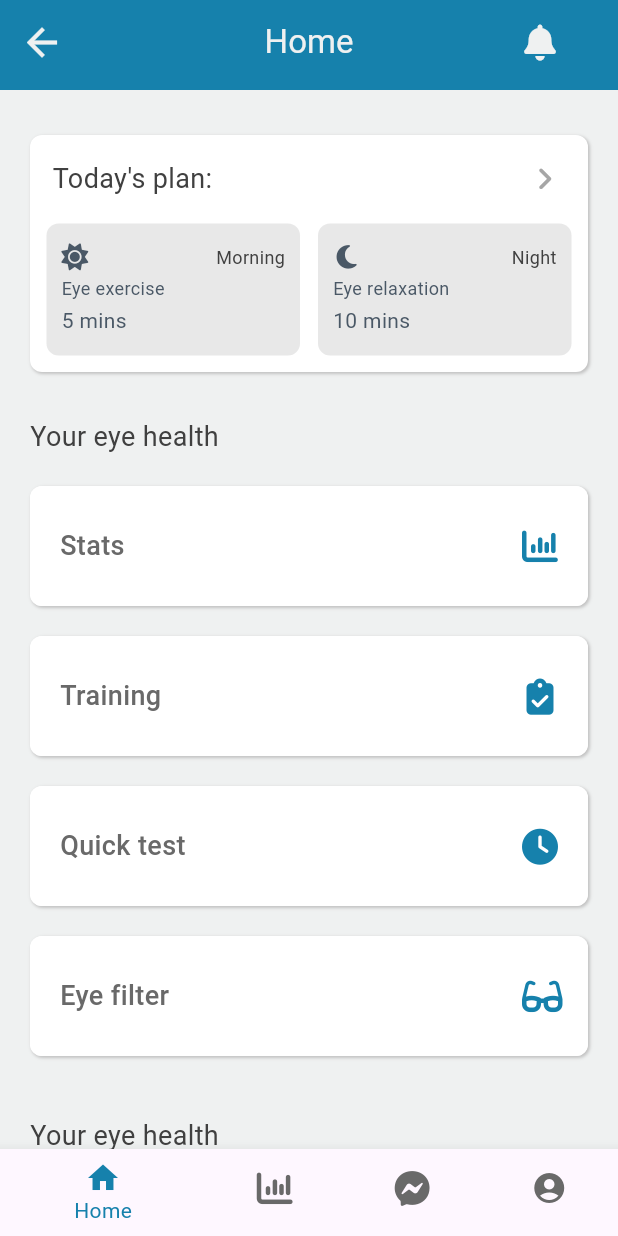
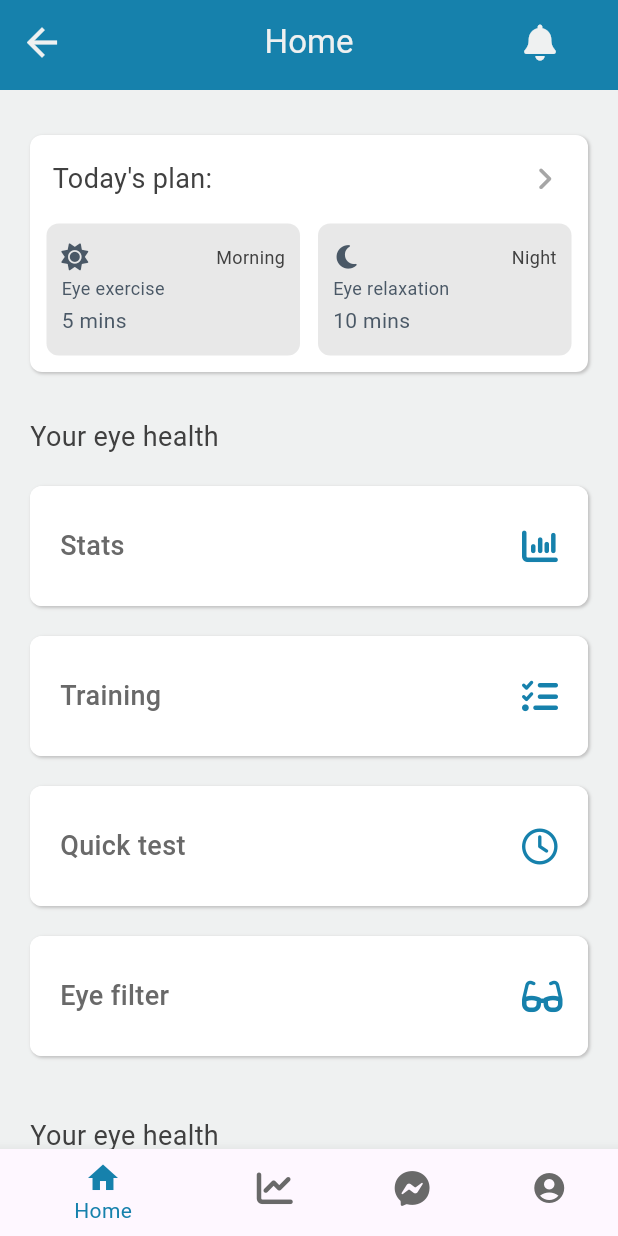
Before and after one commit to Jarwesbub/healthcare_superplatform, a Flutter app: the EyesightPageManager screen opened directly, on a phone screen of 412 x 824 dp. Run offline on Flutter 3.47's test engine with Material 3 defaults, Android fonts, the phone set to English and light mode, and no system bars; our stand-ins replace bubble, flutter_local_notifications, flutter_svg, font_awesome_flutter, permission_handler, shared_preferences; missing offline and left inert: dialogflow_flutter_plus; accounts and stored records are empty.

Commit message:
Updated widget icons

```diff
--- a/lib/demos/eyesight_stats/pages/eyesight_home_page.dart
+++ b/lib/demos/eyesight_stats/pages/eyesight_home_page.dart
@@ -99,12 +99,12 @@ class EyesightHomePage extends StatelessWidget {
             ),
             EyesightPageButtonWidget(
               text: 'Training',
-              icon: FontAwesomeIcons.clipboardCheck,
+              icon: FontAwesomeIcons.listCheck,
               page: null,
             ),
             EyesightPageButtonWidget(
               text: 'Quick test',
-              icon: FontAwesomeIcons.solidClock,
+              icon: FontAwesomeIcons.clock,
               page: null,
             ),
             EyesightPageButtonWidget(
@@ -132,12 +132,12 @@ Widget infoPagesView() {
           ),
           EyesightPageButtonWidget(
             text: 'Contact your eye doctor',
-            icon: FontAwesomeIcons.chartColumn,
+            icon: FontAwesomeIcons.stethoscope,
             page: null,
           ),
           EyesightPageButtonWidget(
             text: 'Compare your stats',
-            icon: FontAwesomeIcons.clipboardCheck,
+            icon: FontAwesomeIcons.leftRight,
             page: null,
           ),
         ],
--- a/lib/demos/eyesight_stats/widgets/eyesight_bottom_navbar.dart
+++ b/lib/demos/eyesight_stats/widgets/eyesight_bottom_navbar.dart
@@ -19,7 +19,7 @@ class _NavigationBarState extends State<EyesightNavigationBar> {
       items: const <BottomNavigationBarItem>[
         BottomNavigationBarItem(icon: Icon(Icons.home), label: 'Home'),
         BottomNavigationBarItem(
-          icon: Icon(FontAwesomeIcons.chartColumn),
+          icon: Icon(FontAwesomeIcons.chartLine),
           label: 'Progress',
         ),
         BottomNavigationBarItem(
```
